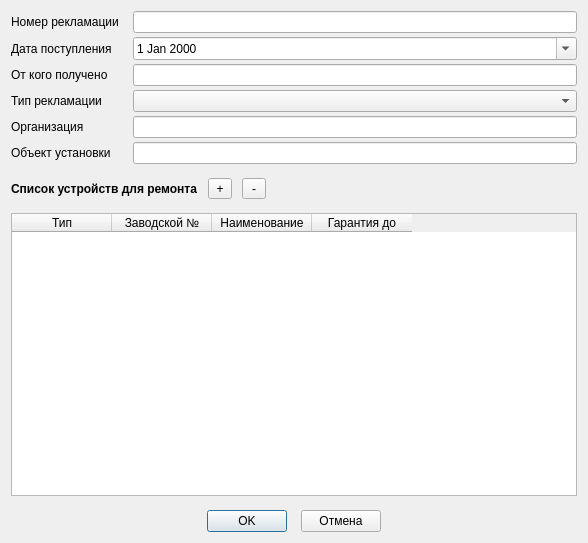
Before: the Qt Designer form Remont/claimdetail.ui in AlexeyScherbakov2021/Remont2, drawn with Qt 5.
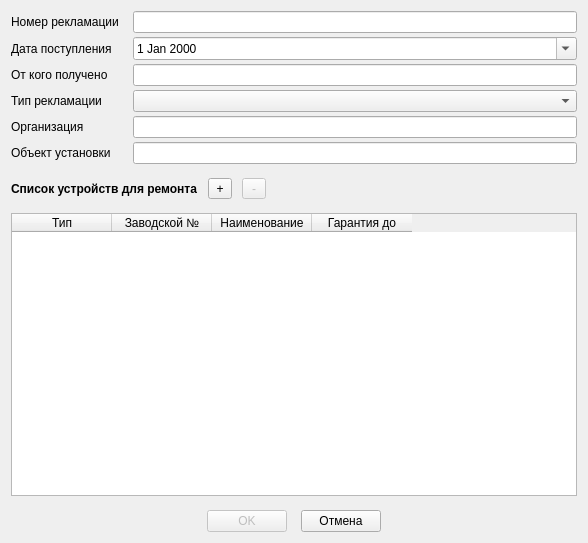
After: the same form once the commit is applied.

The edit to the form file:
```diff
--- a/Remont/claimdetail.ui
+++ b/Remont/claimdetail.ui
@@ -125,6 +125,9 @@
        </item>
        <item>
         <widget class="QToolButton" name="tbDeleteDevice">
+         <property name="enabled">
+          <bool>false</bool>
+         </property>
          <property name="minimumSize">
           <size>
            <width>24</width>
@@ -200,6 +203,9 @@
      </item>
      <item>
       <widget class="QPushButton" name="pbOK">
+       <property name="enabled">
+        <bool>false</bool>
+       </property>
        <property name="text">
         <string>OK</string>
        </property>
```
